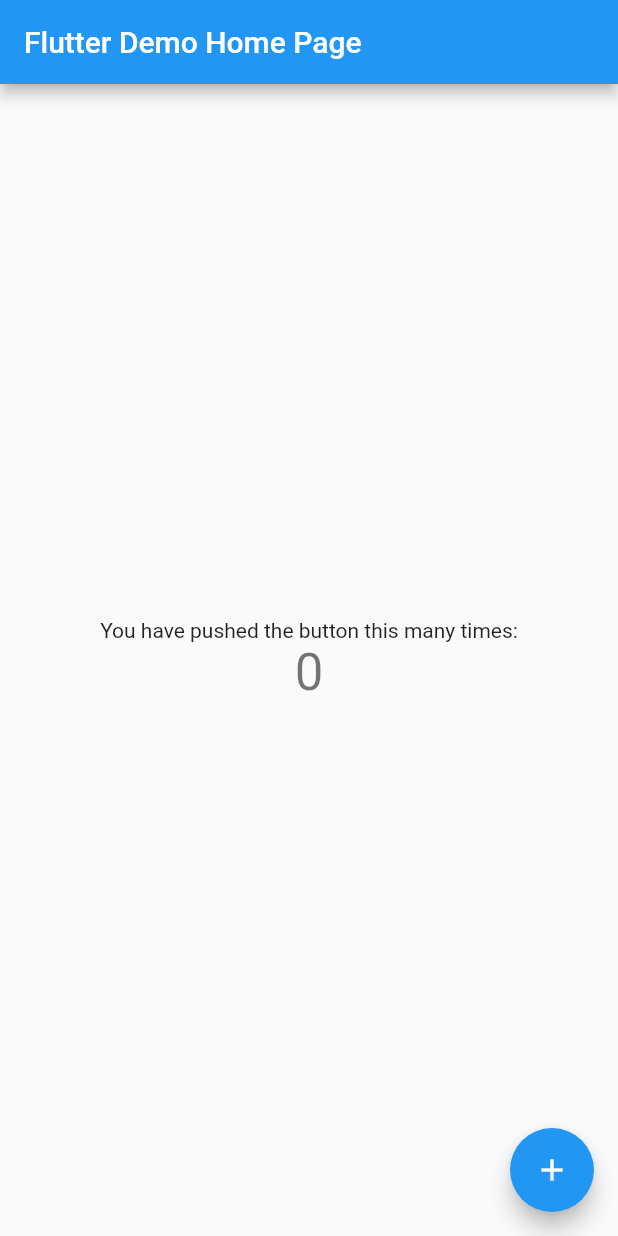
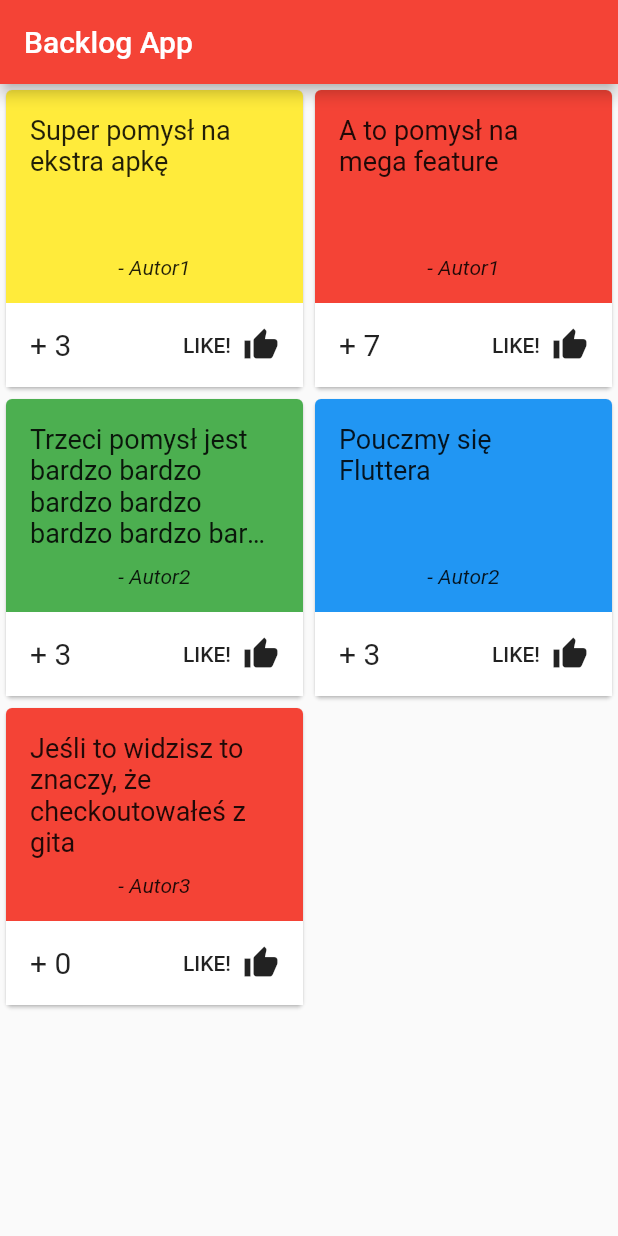
Before and after one commit to MarcinusX/backlog_app, a Flutter app: the screen it shows after launch, on a phone screen of 412 x 824 dp. Run offline on Flutter 3.47's test engine with Material 2 defaults, Android fonts, the phone set to English and light mode, and no system bars.

Commit message:
Added list and cards

```diff
--- a/lib/main.dart
+++ b/lib/main.dart
@@ -1,111 +1,4 @@
+import 'package:backlog_app/widget/my_app.dart';
 import 'package:flutter/material.dart';
 
 void main() => runApp(MyApp());
-
-class MyApp extends StatelessWidget {
-  // This widget is the root of your application.
-  @override
-  Widget build(BuildContext context) {
-    return MaterialApp(
-      title: 'Flutter Demo',
-      theme: ThemeData(
-        // This is the theme of your application.
-        //
-        // Try running your application with "flutter run". You'll see the
-        // application has a blue toolbar. Then, without quitting the app, try
-        // changing the primarySwatch below to Colors.green and then invoke
-        // "hot reload" (press "r" in the console where you ran "flutter run",
-        // or simply save your changes to "hot reload" in a Flutter IDE).
-        // Notice that the counter didn't reset back to zero; the application
-        // is not restarted.
-        primarySwatch: Colors.blue,
-      ),
-      home: MyHomePage(title: 'Flutter Demo Home Page'),
-    );
-  }
-}
-
-class MyHomePage extends StatefulWidget {
-  MyHomePage({Key key, this.title}) : super(key: key);
-
-  // This widget is the home page of your application. It is stateful, meaning
-  // that it has a State object (defined below) that contains fields that affect
-  // how it looks.
-
-  // This class is the configuration for the state. It holds the values (in this
-  // case the title) provided by the parent (in this case the App widget) and
-  // used by the build method of the State. Fields in a Widget subclass are
-  // always marked "final".
-
-  final String title;
-
-  @override
-  _MyHomePageState createState() => _MyHomePageState();
-}
-
-class _MyHomePageState extends State<MyHomePage> {
-  int _counter = 0;
-
-  void _incrementCounter() {
-    setState(() {
-      // This call to setState tells the Flutter framework that something has
-      // changed in this State, which causes it to rerun the build method below
-      // so that the display can reflect the updated values. If we changed
-      // _counter without calling setState(), then the build method would not be
-      // called again, and so nothing would appear to happen.
-      _counter++;
-    });
-  }
-
-  @override
-  Widget build(BuildContext context) {
-    // This method is rerun every time setState is called, for instance as done
-    // by the _incrementCounter method above.
-    //
-    // The Flutter framework has been optimized to make rerunning build methods
-    // fast, so that you can just rebuild anything that needs updating rather
-    // than having to individually change instances of widgets.
-    return Scaffold(
-      appBar: AppBar(
-        // Here we take the value from the MyHomePage object that was created by
-        // the App.build method, and use it to set our appbar title.
-        title: Text(widget.title),
-      ),
-      body: Center(
-        // Center is a layout widget. It takes a single child and positions it
-        // in the middle of the parent.
-        child: Column(
-          // Column is also layout widget. It takes a list of children and
-          // arranges them vertically. By default, it sizes itself to fit its
-          // children horizontally, and tries to be as tall as its parent.
-          //
-          // Invoke "debug painting" (press "p" in the console, choose the
-          // "Toggle Debug Paint" action from the Flutter Inspector in Android
-          // Studio, or the "Toggle Debug Paint" command in Visual Studio Code)
-          // to see the wireframe for each widget.
-          //
-          // Column has various properties to control how it sizes itself and
-          // how it positions its children. Here we use mainAxisAlignment to
-          // center the children vertically; the main axis here is the vertical
-          // axis because Columns are vertical (the cross axis would be
-          // horizontal).
-          mainAxisAlignment: MainAxisAlignment.center,
-          children: <Widget>[
-            Text(
-              'You have pushed the button this many times:',
-            ),
-            Text(
-              '$_counter',
-              style: Theme.of(context).textTheme.display1,
-            ),
-          ],
-        ),
-      ),
-      floatingActionButton: FloatingActionButton(
-        onPressed: _incrementCounter,
-        tooltip: 'Increment',
-        child: Icon(Icons.add),
-      ), // This trailing comma makes auto-formatting nicer for build methods.
-    );
-  }
-}
--- /dev/null
+++ b/lib/model/note.dart
@@ -0,0 +1,10 @@
+import 'dart:ui';
+
+class Note {
+  final String author;
+  final String text;
+  final Color color;
+  final int likes;
+
+  Note(this.author, this.text, this.color, this.likes);
+}
--- /dev/null
+++ b/lib/widget/backlog_list_page.dart
@@ -0,0 +1,31 @@
+import 'package:backlog_app/model/note.dart';
+import 'package:backlog_app/widget/note_card.dart';
+import 'package:flutter/material.dart';
+
+class BacklogListPage extends StatelessWidget {
+  final List<Note> notes = [
+    Note('Autor1', 'Super pomysł na ekstra apkę', Colors.yellow, 3),
+    Note('Autor1', 'A to pomysł na mega feature', Colors.red, 7),
+    Note(
+        'Autor2',
+        'Trzeci pomysł jest bardzo bardzo bardzo bardzo bardzo bardzo bardzo bardzo bardzo bardzo bardzo bardzo bardzo bardzo długi',
+        Colors.green,
+        3),
+    Note('Autor2', 'Pouczmy się Fluttera', Colors.blue, 3),
+    Note('Autor3', 'Jeśli to widzisz to znaczy, że checkoutowałeś z gita',
+        Colors.red, 0),
+  ];
+
+  @override
+  Widget build(BuildContext context) {
+    return Scaffold(
+      appBar: AppBar(
+        title: Text('Backlog App'),
+      ),
+      body: GridView.count(
+        crossAxisCount: 2,
+        children: notes.map((Note note) => NoteCard(note: note)).toList(),
+      ),
+    );
+  }
+}
--- /dev/null
+++ b/lib/widget/my_app.dart
@@ -0,0 +1,15 @@
+import 'package:backlog_app/widget/backlog_list_page.dart';
+import 'package:flutter/material.dart';
+
+class MyApp extends StatelessWidget {
+  @override
+  Widget build(BuildContext context) {
+    return MaterialApp(
+      title: 'BacklogApp',
+      theme: ThemeData(
+        primaryColor: Colors.red,
+      ),
+      home: BacklogListPage(),
+    );
+  }
+}
--- /dev/null
+++ b/lib/widget/note_card.dart
@@ -0,0 +1,75 @@
+import 'package:backlog_app/model/note.dart';
+import 'package:flutter/material.dart';
+
+class NoteCard extends StatelessWidget {
+  final Note note;
+
+  const NoteCard({Key key, @required this.note}) : super(key: key);
+
+  @override
+  Widget build(BuildContext context) {
+    return Card(
+      color: note.color,
+      child: Column(
+        children: <Widget>[
+          Expanded(
+            child: Padding(
+              padding: const EdgeInsets.all(16),
+              child: Column(
+                children: <Widget>[
+                  Text(
+                    note.text,
+                    style: TextStyle(fontSize: 18),
+                    maxLines: 4,
+                    overflow: TextOverflow.ellipsis,
+                  ),
+                  Spacer(),
+                  Text(
+                    '- ${note.author}',
+                    style: TextStyle(fontStyle: FontStyle.italic),
+                  )
+                ],
+              ),
+            ),
+          ),
+          _NoteCardLikeRow(note: note),
+        ],
+      ),
+    );
+  }
+}
+
+class _NoteCardLikeRow extends StatelessWidget {
+  final Note note;
+
+  const _NoteCardLikeRow({Key key, @required this.note}) : super(key: key);
+
+  @override
+  Widget build(BuildContext context) {
+    return Container(
+      padding: EdgeInsets.only(top: 4, left: 16, bottom: 4),
+      color: Colors.white,
+      width: double.infinity,
+      child: Row(
+        children: <Widget>[
+          Text(
+            '+ ${note.likes}',
+            style: TextStyle(fontSize: 20),
+          ),
+          Spacer(),
+          FlatButton(
+            highlightColor: note.color.withOpacity(0.5),
+            child: Row(
+              children: <Widget>[
+                Text('LIKE!'),
+                SizedBox(width: 8),
+                Icon(Icons.thumb_up),
+              ],
+            ),
+            onPressed: () {},
+          )
+        ],
+      ),
+    );
+  }
+}
```
